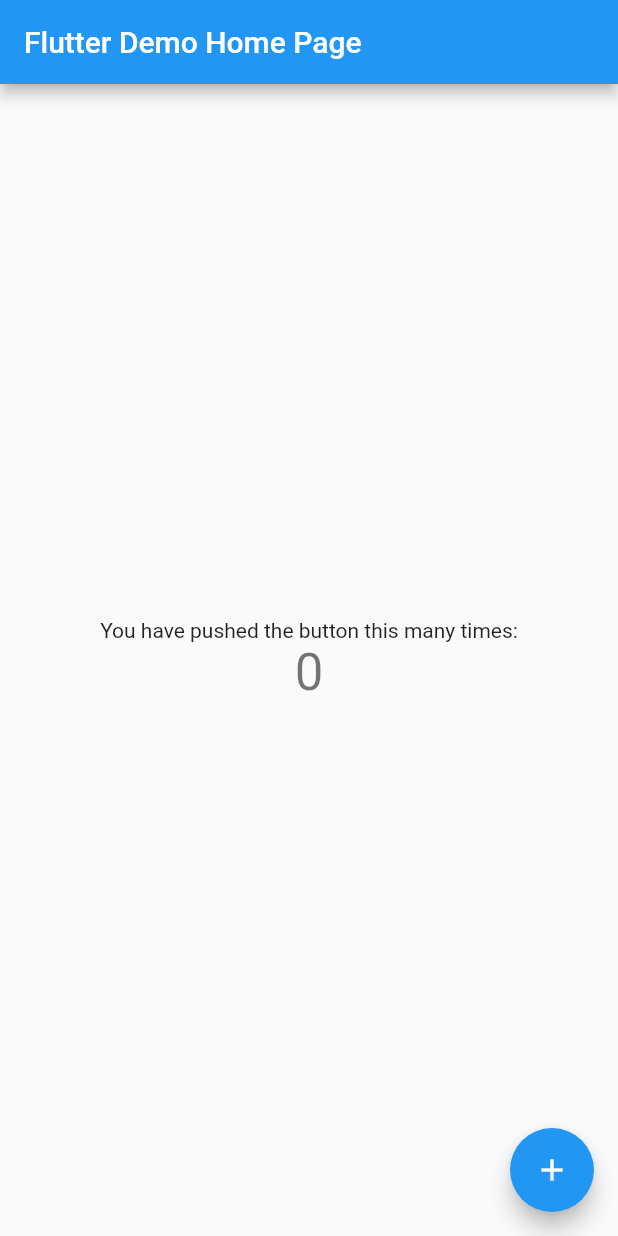
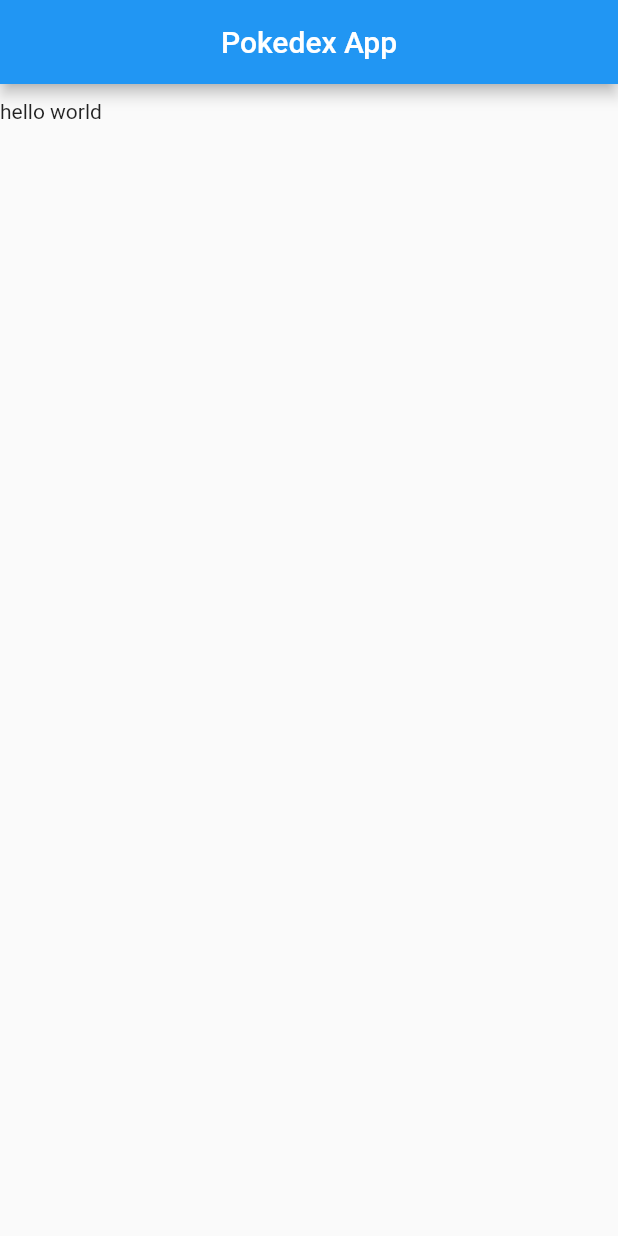
Before and after one commit to cantdocpp/flutterpokedex, a Flutter app: the screen it shows after launch, on a phone screen of 412 x 824 dp. Run offline on Flutter 3.47's test engine with Material 2 defaults, Android fonts, the phone set to English and light mode, and no system bars.

Commit message:
add appbar

```diff
--- a/lib/main.dart
+++ b/lib/main.dart
@@ -1,117 +1,40 @@
 import 'package:flutter/material.dart';
 
-void main() {
-  runApp(MyApp());
-}
+void main() => runApp(App());
 
-class MyApp extends StatelessWidget {
-  // This widget is the root of your application.
+class App extends StatelessWidget {
   @override
   Widget build(BuildContext context) {
     return MaterialApp(
-      title: 'Flutter Demo',
-      theme: ThemeData(
-        // This is the theme of your application.
-        //
-        // Try running your application with "flutter run". You'll see the
-        // application has a blue toolbar. Then, without quitting the app, try
-        // changing the primarySwatch below to Colors.green and then invoke
-        // "hot reload" (press "r" in the console where you ran "flutter run",
-        // or simply save your changes to "hot reload" in a Flutter IDE).
-        // Notice that the counter didn't reset back to zero; the application
-        // is not restarted.
-        primarySwatch: Colors.blue,
-        // This makes the visual density adapt to the platform that you run
-        // the app on. For desktop platforms, the controls will be smaller and
-        // closer together (more dense) than on mobile platforms.
-        visualDensity: VisualDensity.adaptivePlatformDensity,
-      ),
-      home: MyHomePage(title: 'Flutter Demo Home Page'),
+      title: 'Pokedex App',
+      home: Home(),
     );
   }
 }
 
-class MyHomePage extends StatefulWidget {
-  MyHomePage({Key key, this.title}) : super(key: key);
-
-  // This widget is the home page of your application. It is stateful, meaning
-  // that it has a State object (defined below) that contains fields that affect
-  // how it looks.
-
-  // This class is the configuration for the state. It holds the values (in this
-  // case the title) provided by the parent (in this case the App widget) and
-  // used by the build method of the State. Fields in a Widget subclass are
-  // always marked "final".
-
-  final String title;
-
-  @override
-  _MyHomePageState createState() => _MyHomePageState();
-}
-
-class _MyHomePageState extends State<MyHomePage> {
-  int _counter = 0;
-
-  void _incrementCounter() {
-    setState(() {
-      // This call to setState tells the Flutter framework that something has
-      // changed in this State, which causes it to rerun the build method below
-      // so that the display can reflect the updated values. If we changed
-      // _counter without calling setState(), then the build method would not be
-      // called again, and so nothing would appear to happen.
-      _counter++;
-    });
-  }
-
+class Home extends StatelessWidget {
   @override
   Widget build(BuildContext context) {
-    // This method is rerun every time setState is called, for instance as done
-    // by the _incrementCounter method above.
-    //
-    // The Flutter framework has been optimized to make rerunning build methods
-    // fast, so that you can just rebuild anything that needs updating rather
-    // than having to individually change instances of widgets.
     return Scaffold(
       appBar: AppBar(
-        // Here we take the value from the MyHomePage object that was created by
-        // the App.build method, and use it to set our appbar title.
-        title: Text(widget.title),
+        title: Text('Pokedex App'),
+        centerTitle: true,
       ),
-      body: Center(
-        // Center is a layout widget. It takes a single child and positions it
-        // in the middle of the parent.
-        child: Column(
-          // Column is also a layout widget. It takes a list of children and
-          // arranges them vertically. By default, it sizes itself to fit its
-          // children horizontally, and tries to be as tall as its parent.
-          //
-          // Invoke "debug painting" (press "p" in the console, choose the
-          // "Toggle Debug Paint" action from the Flutter Inspector in Android
-          // Studio, or the "Toggle Debug Paint" command in Visual Studio Code)
-          // to see the wireframe for each widget.
-          //
-          // Column has various properties to control how it sizes itself and
-          // how it positions its children. Here we use mainAxisAlignment to
-          // center the children vertically; the main axis here is the vertical
-          // axis because Columns are vertical (the cross axis would be
-          // horizontal).
-          mainAxisAlignment: MainAxisAlignment.center,
-          children: <Widget>[
-            Text(
-              'You have pushed the button this many times:',
-            ),
-            Text(
-              '$_counter',
-              style: Theme.of(context).textTheme.headline4,
-            ),
-          ],
-        ),
-      ),
-      floatingActionButton: FloatingActionButton(
-        onPressed: _incrementCounter,
-        tooltip: 'Increment',
-        child: Icon(Icons.add),
-      ), // This trailing comma makes auto-formatting nicer for build methods.
+      body: Padding(
+          padding: EdgeInsets.fromLTRB(0, 10.0, 0, 10.0),
+          child: Text('hello world')),
     );
   }
 }
+
+class PokemonList extends StatefulWidget {
+  @override
+  _PokemonListState createState() => _PokemonListState();
+}
+
+class _PokemonListState extends State<PokemonList> {
+  @override
+  Widget build(BuildContext context) {
+    return Container();
+  }
+}
```
Also changed, not shown: 2 other files.
